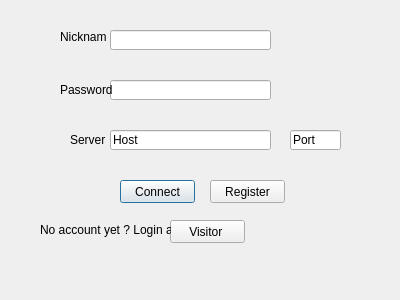
Qt form ChatIRC/login.ui (Phoenix63/IRC-like) before a commit.
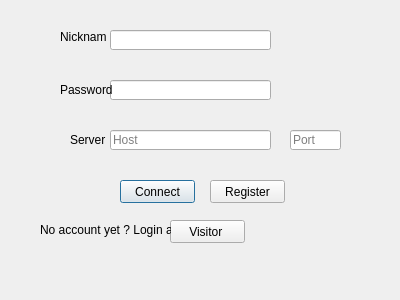
The same form after that commit.

```diff
--- a/ChatIRC/login.ui
+++ b/ChatIRC/login.ui
@@ -120,7 +120,13 @@
      <height>20</height>
     </rect>
    </property>
+   <property name="autoFillBackground">
+    <bool>false</bool>
+   </property>
    <property name="text">
+    <string/>
+   </property>
+   <property name="placeholderText">
     <string>Host</string>
    </property>
   </widget>
@@ -147,6 +153,9 @@
     </rect>
    </property>
    <property name="text">
+    <string/>
+   </property>
+   <property name="placeholderText">
     <string>Port</string>
    </property>
   </widget>
```
